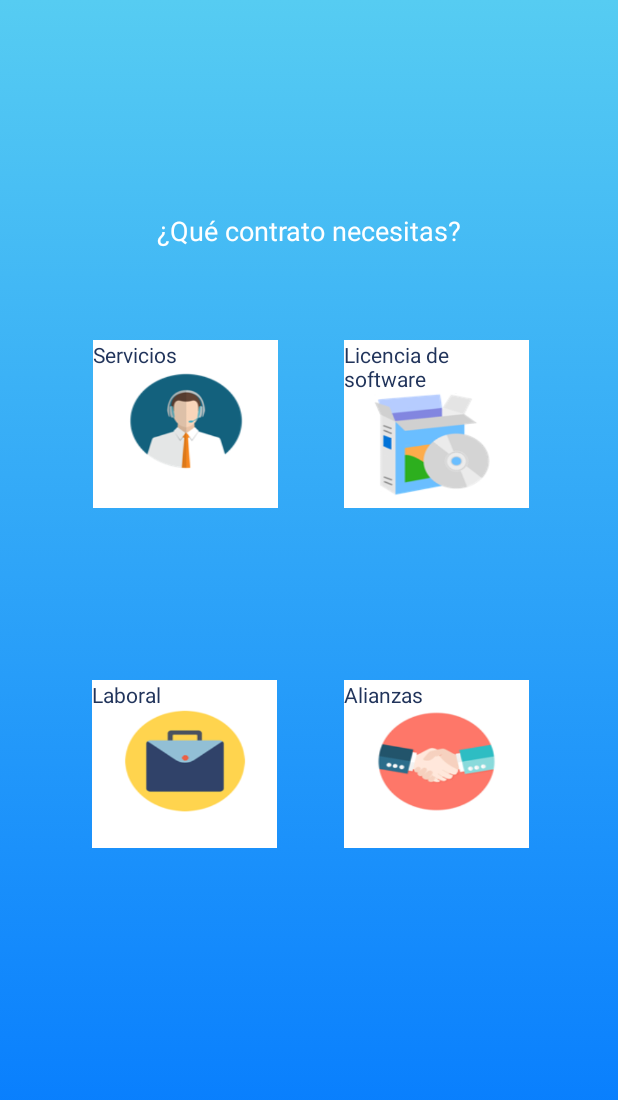
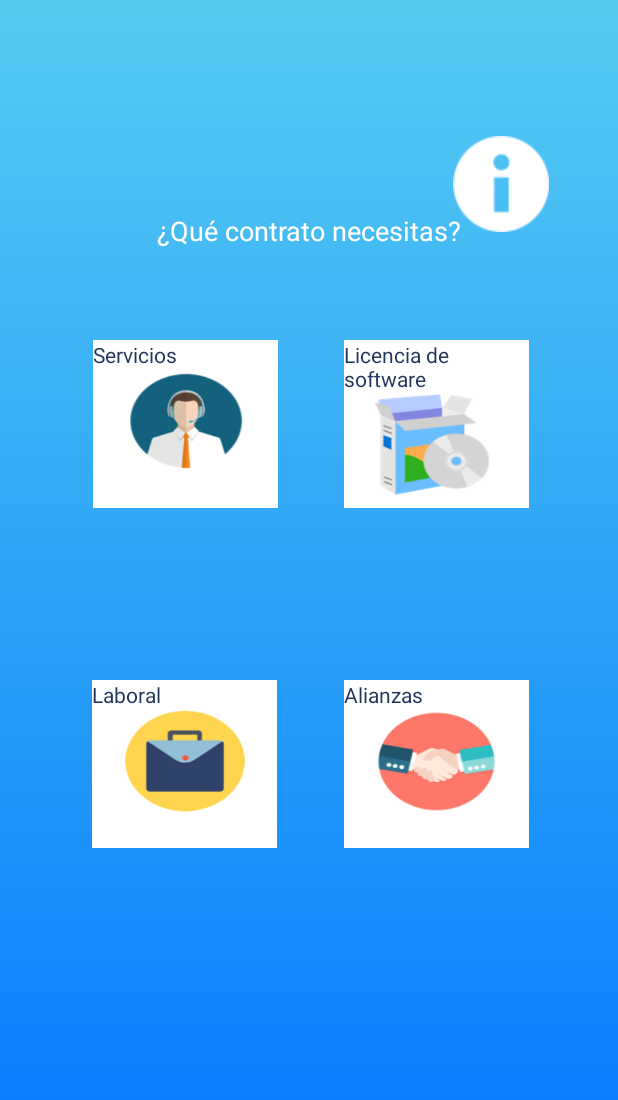
Before and after one commit to 3ryanC4milo/Zegal_V1.1.2, an Android app: the layout activity_contratos__main.xml on its own in the app's theme, with its tools: preview values and no code run, on a phone screen of 412 x 824 dp. Shown: the top 1100 px of the screen. Run offline under Robolectric (Android 15) with nearby library versions, the phone set to English and light mode, and no system bars.

```diff
--- a/app/src/main/res/layout/activity_contratos__main.xml
+++ b/app/src/main/res/layout/activity_contratos__main.xml
@@ -6,6 +6,35 @@
     android:layout_height="match_parent"
     android:background="@drawable/gradient_principal"
     tools:context=".Contratos_Main_Activity">
+
+    <LinearLayout
+        android:id="@+id/ly_help"
+        android:layout_width="72dp"
+        android:layout_height="72dp"
+        android:layout_marginBottom="480dp"
+        android:layout_marginEnd="8dp"
+        android:layout_marginStart="290dp"
+        android:layout_marginTop="8dp"
+        android:orientation="vertical"
+        app:layout_constraintBottom_toBottomOf="parent"
+        app:layout_constraintEnd_toEndOf="parent"
+        app:layout_constraintHorizontal_bias="0.197"
+        app:layout_constraintStart_toStartOf="parent"
+        app:layout_constraintTop_toTopOf="parent"
+        app:layout_constraintVertical_bias="0.314">
+
+        <Button
+            android:id="@+id/btn_help"
+            android:layout_width="64dp"
+            android:layout_height="64dp"
+            android:background="@drawable/info_64"
+            android:layout_gravity="center"
+            android:onClick="botonClick"
+            />
+
+    </LinearLayout>
+
+
 
     <TextView
         android:id="@+id/tv_Bienvenido"
@@ -54,7 +83,8 @@
             android:layout_width="83dp"
             android:layout_height="70dp"
             android:layout_gravity="center"
-            android:background="@drawable/c_servicios" />
+            android:background="@drawable/c_servicios"
+            android:onClick="botonClick"/>
 
     </LinearLayout>
 
@@ -88,7 +118,8 @@
             android:layout_width="83dp"
             android:layout_height="70dp"
             android:layout_gravity="center"
-            android:background="@drawable/c_software" />
+            android:background="@drawable/c_software"
+            android:onClick="botonClick"/>
 
 
     </LinearLayout>
@@ -123,7 +154,8 @@
             android:layout_width="83dp"
             android:layout_height="70dp"
             android:layout_gravity="center"
-            android:background="@drawable/c_laboral" />
+            android:background="@drawable/c_laboral"
+            android:onClick="botonClick"/>
 
 
     </LinearLayout>
@@ -158,9 +190,11 @@
             android:layout_width="83dp"
             android:layout_height="70dp"
             android:layout_gravity="center"
-            android:background="@drawable/c_alizanza" />
+            android:background="@drawable/c_alizanza"
+            android:onClick="botonClick"/>
 
 
     </LinearLayout>
 
+
 </android.support.constraint.ConstraintLayout>
--- a/app/src/main/res/values/strings.xml
+++ b/app/src/main/res/values/strings.xml
@@ -75,7 +75,4 @@
     <string name="lorem">Lorem ipsum dolor sit amet, consectetur adipiscing elit, sed do eiusmod tempor incididunt ut labore et dolore magna aliqua. Ut enim ad minim veniam, quis nostrud exercitation ullamco laboris nisi ut aliquip ex ea commodo consequat. Duis aute irure dolor in reprehenderit in voluptate velit esse cillum dolore eu fugiat nulla pariatur. Excepteur sint occaecat cupidatat non proident, sunt in culpa qui officia deserunt mollit anim id est laborum.</string>
 
 
-
-
-
 </resources>
```
Also changed, not shown: app/src/main/AndroidManifest.xml (+10 -7 lines), app/src/main/java/zegal/ganlen/Con_laboral.java (added, +13 -0 lines), app/src/main/java/zegal/ganlen/Con_software.java (added, +13 -0 lines), app/src/main/java/zegal/ganlen/Contratos_Main_Activity.java (+22 -0 lines), app/src/main/res/layout/activity_con_laboral.xml (added, +9 -0 lines), app/src/main/res/layout/activity_con_software.xml (added, +9 -0 lines).
